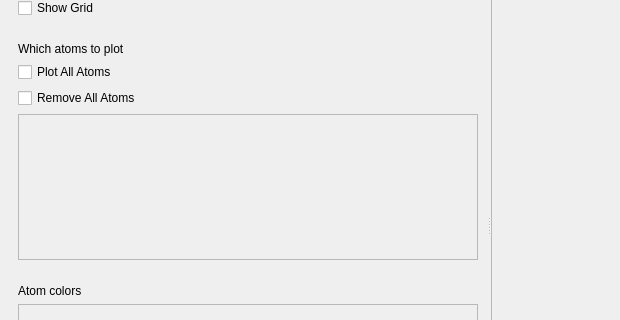
Old version of the form testing.ui in the repository m-julian/ALFVisualizer; both pictures show x 0 to 620 and y 88 to 408 of the 1100 by 607 pixel window.
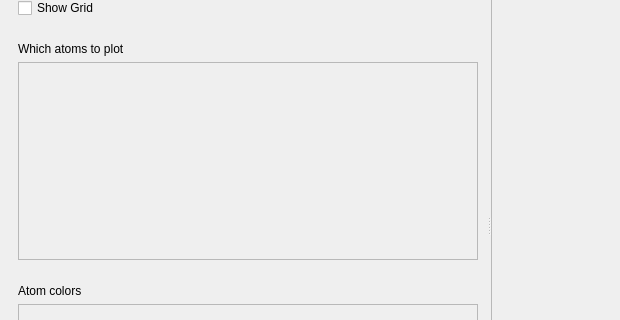
New version of the form.

Commit message: removed plot/remove all atom checkbox

```diff
--- a/testing.ui
+++ b/testing.ui
@@ -96,26 +96,6 @@
              </property>
             </widget>
            </item>
-           <item>
-            <widget class="QCheckBox" name="plot_all_atoms_checkbox">
-             <property name="enabled">
-              <bool>true</bool>
-             </property>
-             <property name="text">
-              <string>Plot All Atoms</string>
-             </property>
-             <property name="tristate">
-              <bool>false</bool>
-             </property>
-            </widget>
-           </item>
-           <item>
-            <widget class="QCheckBox" name="remove_all_atoms_checkbox">
-             <property name="text">
-              <string>Remove All Atoms</string>
-             </property>
-            </widget>
-           </item>
            <item>
             <widget class="QScrollArea" name="atoms_to_plot_scroll_area">
              <property name="sizePolicy">
@@ -133,7 +113,7 @@
                 <x>0</x>
                 <y>0</y>
                 <width>438</width>
-                <height>127</height>
+                <height>181</height>
                </rect>
               </property>
               <layout class="QGridLayout" name="gridLayout"/>
```
